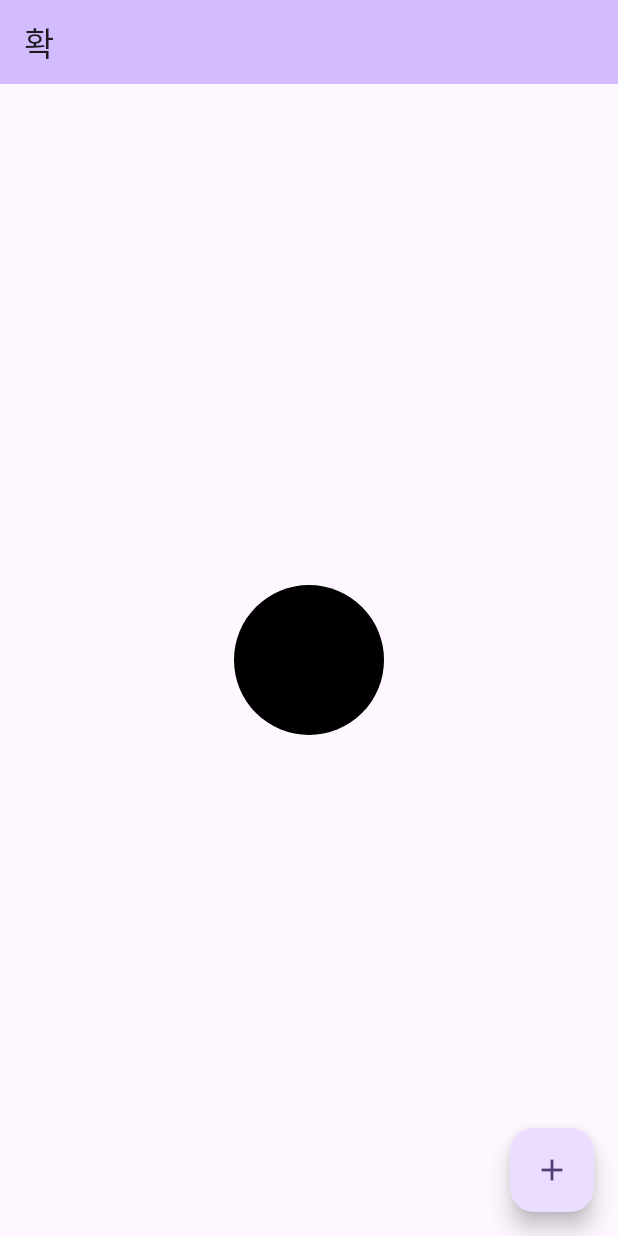
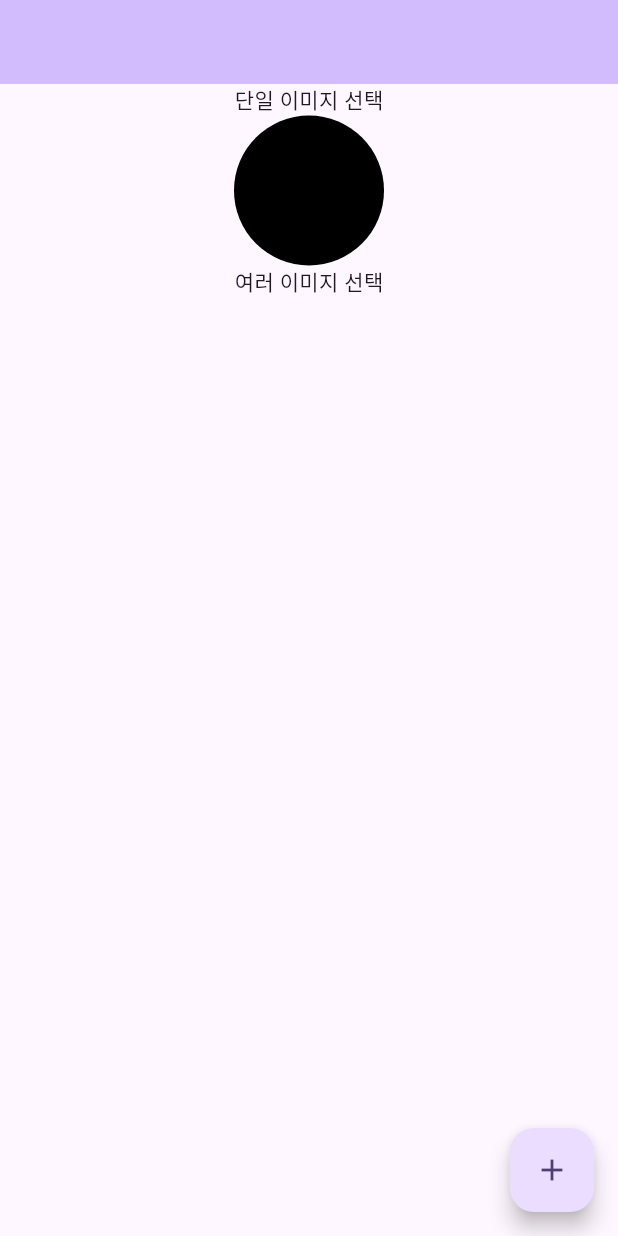
Before and after one commit to qwq140/flutter-photo-picker, a Flutter app: the screen it shows after launch, on a phone screen of 412 x 824 dp. Run offline on Flutter 3.47's test engine with Material 3 defaults, Android fonts, the phone set to English and light mode, and no system bars; our stand-ins replace device_info_plus, image_picker, permission_handler; missing offline and left inert: photo_manager, photo_manager_image_provider.

```diff
--- a/lib/main.dart
+++ b/lib/main.dart
@@ -34,7 +34,8 @@ class MyHomePage extends StatefulWidget {
 }
 
 class _MyHomePageState extends State<MyHomePage> {
-  XFile? selectImage;
+  File? selectImage;
+  List<File> selectImages = [];
 
   void _showModal(BuildContext context) {
     showPhotoPickerModal(
@@ -52,12 +53,14 @@ class _MyHomePageState extends State<MyHomePage> {
     return Scaffold(
       appBar: AppBar(
         backgroundColor: Theme.of(context).colorScheme.inversePrimary,
-        title: Text('확'),
       ),
-      body: Center(
+      body: SingleChildScrollView(
+        child: Container(
+          width: double.infinity,
           child: Column(
             mainAxisAlignment: MainAxisAlignment.center,
-          children: <Widget>[
+            children: [
+              Text('단일 이미지 선택'),
               GestureDetector(
                 onTap: () => _showModal(context),
                 child: selectImage == null
@@ -71,13 +74,30 @@ class _MyHomePageState extends State<MyHomePage> {
                         height: 100,
                         fit: BoxFit.cover,
                       ),
-            )
+              ),
+              Text('여러 이미지 선택'),
+              ...selectImages.map((e) => Image.file(
+                File(e.path),
+                width: 100,
+                height: 100,
+                fit: BoxFit.cover,
+              ),),
+
             ],
+          ),
         ),
       ),
       floatingActionButton: FloatingActionButton(
         onPressed: () {
-          _showModal(context);
+          showPhotoPickerModal(
+            context,
+            multiSelect: true,
+            onSelectedImages: (images) {
+              setState(() {
+                selectImages = images;
+              });
+            },
+          );
         },
         child: const Icon(Icons.add),
       ),
--- a/pubspec.yaml
+++ b/pubspec.yaml
@@ -39,6 +39,7 @@ dependencies:
   permission_handler: ^11.4.0
   device_info_plus: ^11.3.0
   image_picker: ^1.1.2
+  photo_manager_image_provider: ^2.2.0
 
 dev_dependencies:
   flutter_test:
```
Also changed, not shown: lib/photo_picker_modal.dart (+98 -62 lines), pubspec.lock, 1 other file. Lines whose indentation alone changed are shown as unchanged.
